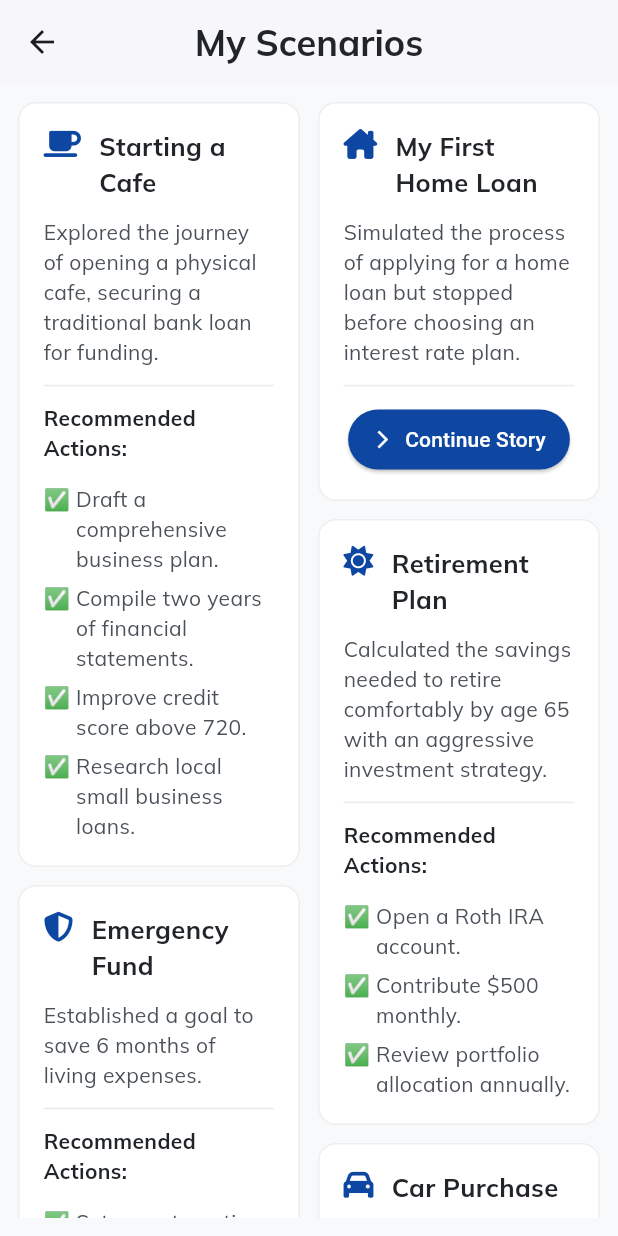
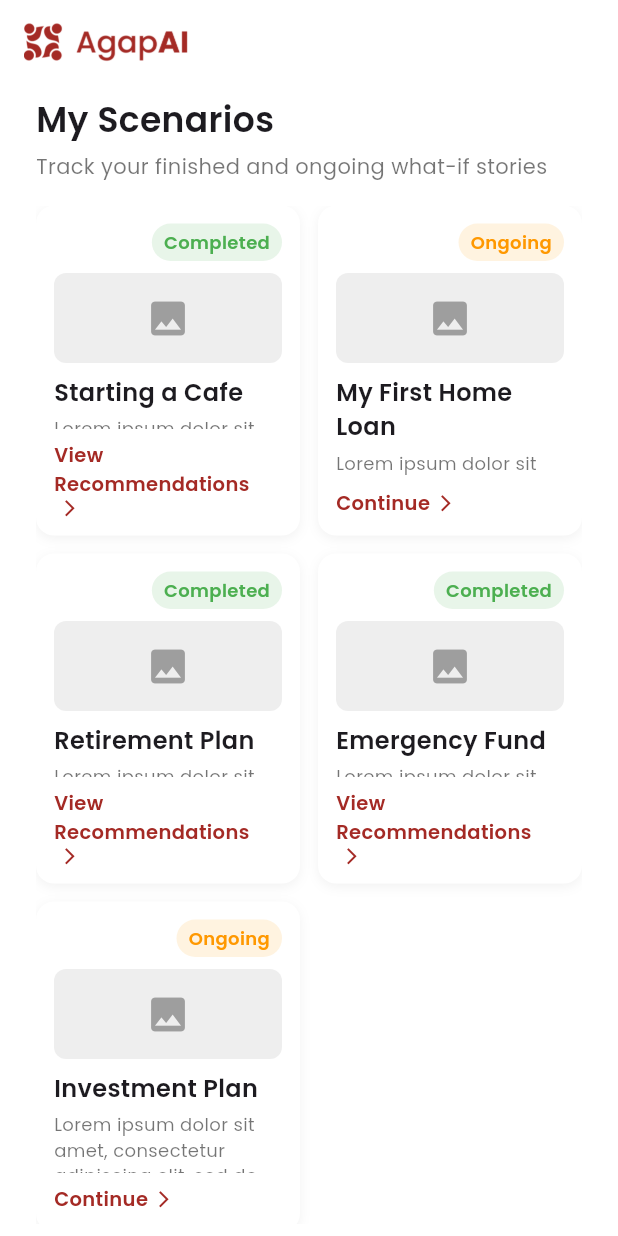
Before and after one commit to RamosQuim/BPI-Hackathon-2025-TagumpAI, a Flutter app: the HistoryPage screen opened by its route, on a phone screen of 412 x 824 dp. Run offline on Flutter 3.47's test engine with Material 3 defaults, Android fonts, the phone set to English and light mode, and no system bars; our stand-ins replace cloud_firestore, firebase_auth, firebase_core, fl_chart, font_awesome_flutter, google_fonts and 2 more; accounts and stored records are empty; project files that could hold a hidden picture were left out.

Commit message:
initial history page layout

```diff
--- a/lib/screens/history.dart
+++ b/lib/screens/history.dart
@@ -1,219 +1,213 @@
 import 'package:flutter/material.dart';
-import 'package:flutter_staggered_grid_view/flutter_staggered_grid_view.dart';
-import 'package:font_awesome_flutter/font_awesome_flutter.dart';
+import 'package:google_fonts/google_fonts.dart';
 
-// --- DATA MODEL for a single history item ---
-class HistoryItem {
-  final String title;
-  final IconData icon;
-  final String summary;
-  final List<String> recommendedActions;
-  final bool isFinished;
+class HistoryPage extends StatelessWidget {
+  const HistoryPage({super.key});
 
-  HistoryItem({
-    required this.title,
-    required this.icon,
-    required this.summary,
-    this.recommendedActions = const [],
-    this.isFinished = true,
-  });
-}
-
-// --- HISTORY PAGE WIDGET ---
-class HistoryPage extends StatelessWidget {
-  HistoryPage({super.key});
-
-  // --- DUMMY DATA ---
-  final List<HistoryItem> historyItems = [
-    HistoryItem(
-      title: "Starting a Cafe",
-      icon: FontAwesomeIcons.mugSaucer,
-      summary: "Explored the journey of opening a physical cafe, securing a traditional bank loan for funding.",
-      isFinished: true,
-      recommendedActions: [
-        "Draft a comprehensive business plan.",
-        "Compile two years of financial statements.",
-        "Improve credit score above 720.",
-        "Research local small business loans.",
-      ],
-    ),
-    HistoryItem(
-      title: "My First Home Loan",
-      icon: FontAwesomeIcons.houseChimney,
-      summary: "Simulated the process of applying for a home loan but stopped before choosing an interest rate plan.",
-      isFinished: false,
-    ),
-    HistoryItem(
-      title: "Retirement Plan",
-      icon: FontAwesomeIcons.solidSun,
-      summary: "Calculated the savings needed to retire comfortably by age 65 with an aggressive investment strategy.",
-      isFinished: true,
-      recommendedActions: [
-        "Open a Roth IRA account.",
-        "Contribute \$500 monthly.",
-        "Review portfolio allocation annually.",
-      ],
-    ),
-    HistoryItem(
-      title: "Emergency Fund",
-      icon: FontAwesomeIcons.shieldHalved,
-      summary: "Established a goal to save 6 months of living expenses.",
-      isFinished: true,
-      recommendedActions: [
-        "Set up automatic transfers to a high-yield savings account.",
-        "Reduce non-essential spending by 15%.",
-      ],
-    ),
-    HistoryItem(
-      title: "Car Purchase",
-      icon: FontAwesomeIcons.car,
-      summary: "Compared financing options for buying a new car, including dealership financing vs. a personal loan.",
-      isFinished: false,
-    ),
-  ];
+  void _showSnackbar(BuildContext context, String message) {
+    ScaffoldMessenger.of(context).showSnackBar(
+      SnackBar(
+        content: Text(message, style: GoogleFonts.poppins()),
+        duration: const Duration(seconds: 2),
+      ),
+    );
+  }
 
   @override
   Widget build(BuildContext context) {
+    final scenarios = [
+      {
+        "title": "Starting a Cafe",
+        "desc":
+            "Lorem ipsum dolor sit amet, consectetur adipiscing elit, sed do eiusmod tempor incididunt.",
+        "status": "Completed",
+        "action": "View Recommendations",
+      },
+      {
+        "title": "My First Home Loan",
+        "desc":
+            "Lorem ipsum dolor sit amet, consectetur adipiscing elit, sed do eiusmod tempor incididunt.",
+        "status": "Ongoing",
+        "action": "Continue",
+      },
+      {
+        "title": "Retirement Plan",
+        "desc":
+            "Lorem ipsum dolor sit amet, consectetur adipiscing elit, sed do eiusmod tempor incididunt.",
+        "status": "Completed",
+        "action": "View Recommendations",
+      },
+      {
+        "title": "Emergency Fund",
+        "desc":
+            "Lorem ipsum dolor sit amet, consectetur adipiscing elit, sed do eiusmod tempor incididunt.",
+        "status": "Completed",
+        "action": "View Recommendations",
+      },
+      {
+        "title": "Investment Plan",
+        "desc":
+            "Lorem ipsum dolor sit amet, consectetur adipiscing elit, sed do eiusmod tempor incididunt.",
+        "status": "Ongoing",
+        "action": "Continue",
+      },
+    ];
+
     return Scaffold(
-      backgroundColor: const Color(0xFFF8F9FA),
+      backgroundColor: Colors.white,
       appBar: AppBar(
+        elevation: 0,
+        surfaceTintColor: Colors.transparent,
         backgroundColor: Colors.white,
-        elevation: 1,
-        centerTitle: true,
-        title: const Text(
-          'My Scenarios',
-          style: TextStyle(
-            fontWeight: FontWeight.bold,
-            color: Color(0xFF212529),
-          ),
-        ),
+        automaticallyImplyLeading: false,
+        title: Image.asset('assets/images/agapai_logo.png', height: 30),
       ),
+
       body: Padding(
-        padding: const EdgeInsets.all(12.0),
-        // Using MasonryGridView for the uneven tiles effect
-        child: MasonryGridView.builder(
-          itemCount: historyItems.length,
-          gridDelegate: const SliverSimpleGridDelegateWithFixedCrossAxisCount(
-            crossAxisCount: 2,
-          ),
-          mainAxisSpacing: 12.0,
-          crossAxisSpacing: 12.0,
-          itemBuilder: (context, index) {
-            return _HistoryCard(item: historyItems[index]);
-          },
+        padding: const EdgeInsets.symmetric(horizontal: 24, vertical: 8),
+        child: Column(
+          crossAxisAlignment: CrossAxisAlignment.start,
+          children: [
+            Text(
+              "My Scenarios",
+              style: GoogleFonts.poppins(
+                fontSize: 23,
+                fontWeight: FontWeight.w600,
+              ),
+            ),
+            const SizedBox(height: 4),
+            Text(
+              "Track your finished and ongoing what-if stories",
+              style: GoogleFonts.poppins(color: Colors.black54, fontSize: 14),
+            ),
+            const SizedBox(height: 16),
+            Expanded(
+              child: GridView.builder(
+                itemCount: scenarios.length,
+                gridDelegate: const SliverGridDelegateWithFixedCrossAxisCount(
+                  crossAxisCount: 2,
+                  mainAxisSpacing: 12,
+                  crossAxisSpacing: 12,
+                  childAspectRatio: 0.8,
+                ),
+                itemBuilder: (context, index) {
+                  final item = scenarios[index];
+                  final isCompleted = item["status"] == "Completed";
+
+                  return Container(
+                    padding: const EdgeInsets.all(12),
+                    decoration: BoxDecoration(
+                      color: Colors.white,
+                      borderRadius: BorderRadius.circular(12),
+                      boxShadow: [
+                        BoxShadow(
+                          color: Colors.black12.withOpacity(0.05),
+                          blurRadius: 6,
+                          offset: const Offset(0, 2),
+                        ),
+                      ],
+                    ),
+                    child: Column(
+                      crossAxisAlignment: CrossAxisAlignment.start,
+                      children: [
+                        // Status Badge
+                        Align(
+                          alignment: Alignment.topRight,
+                          child: Container(
+                            padding: const EdgeInsets.symmetric(
+                              horizontal: 8,
+                              vertical: 4,
+                            ),
+                            decoration: BoxDecoration(
+                              color: isCompleted
+                                  ? Colors.green.shade50
+                                  : Colors.orange.shade50,
+                              borderRadius: BorderRadius.circular(20),
+                            ),
+                            child: Text(
+                              item["status"]!,
+                              style: GoogleFonts.poppins(
+                                color: isCompleted
+                                    ? Colors.green
+                                    : Colors.orange,
+                                fontWeight: FontWeight.w600,
+                                fontSize: 12,
+                              ),
+                            ),
+                          ),
+                        ),
+                        const SizedBox(height: 8),
+                        // Placeholder image
+                        Container(
+                          height: 60,
+                          width: double.infinity,
+                          decoration: BoxDecoration(
+                            color: Colors.grey.shade200,
+                            borderRadius: BorderRadius.circular(8),
+                          ),
+                          child: const Icon(
+                            Icons.image,
+                            color: Colors.grey,
+                            size: 30,
+                          ),
+                        ),
+                        const SizedBox(height: 8),
+                        // Title
+                        Text(
+                          item["title"]!,
+                          style: GoogleFonts.poppins(
+                            fontWeight: FontWeight.w600,
+                            fontSize: 16,
+                          ),
+                        ),
+                        const SizedBox(height: 4),
+                        // Description
+                        Expanded(
+                          child: Text(
+                            item["desc"]!,
+                            style: GoogleFonts.poppins(
+                              fontSize: 12,
+                              color: Colors.black54,
+                            ),
+                            overflow: TextOverflow.ellipsis,
+                            maxLines: 3,
+                          ),
+                        ),
+                        const SizedBox(height: 8),
+                        GestureDetector(
+                          onTap: () => _showSnackbar(
+                            context,
+                            "${item["action"]} - Not yet working",
+                          ),
+                          child: Wrap(
+                            crossAxisAlignment: WrapCrossAlignment.center,
+                            children: [
+                              Text(
+                                item["action"]!,
+                                style: GoogleFonts.poppins(
+                                  color: const Color(0xFFA42A25),
+                                  fontWeight: FontWeight.w600,
+                                  fontSize: 13,
+                                ),
+                              ),
+                              const SizedBox(width: 4),
+                              const Icon(
+                                Icons.arrow_forward_ios,
+                                size: 13,
+                                color: Color(0xFFA42A25),
+                              ),
+                            ],
+                          ),
+                        ),
+                      ],
+                    ),
+                  );
+                },
+              ),
+            ),
+          ],
         ),
       ),
     );
   }
 }
-
-// --- CUSTOM HISTORY CARD WIDGET ---
-class _HistoryCard extends StatelessWidget {
-  final HistoryItem item;
-  const _HistoryCard({required this.item});
-
-  @override
-  Widget build(BuildContext context) {
-    return Container(
-      padding: const EdgeInsets.all(16.0),
-      decoration: BoxDecoration(
-        color: Colors.white,
-        borderRadius: BorderRadius.circular(12),
-        border: Border.all(color: Colors.grey.shade200),
-      ),
-      child: Column(
-        crossAxisAlignment: CrossAxisAlignment.start,
-        children: [
-          // Header: Icon and Title
-          Row(
-            crossAxisAlignment: CrossAxisAlignment.start,
-            children: [
-              FaIcon(item.icon, color: const Color(0xFF0D47A1), size: 20),
-              const SizedBox(width: 12),
-              Expanded(
-                child: Text(
-                  item.title,
-                  style: const TextStyle(
-                    color: Color(0xFF212529),
-                    fontWeight: FontWeight.bold,
-                    fontSize: 17,
-                  ),
-                ),
-              ),
-            ],
-          ),
-          const SizedBox(height: 12),
-
-          // Summary Text
-          Text(
-            item.summary,
-            style: const TextStyle(
-              color: Color(0xFF495057),
-              fontSize: 14,
-              height: 1.4,
-            ),
-          ),
-          const Divider(height: 24, color: Color(0xFFE9ECEF)),
-
-          // Conditional Content: Recommendations or CTA Button
-          if (item.isFinished)
-            _buildRecommendations(item.recommendedActions)
-          else
-            _buildContinueButton(),
-        ],
-      ),
-    );
-  }
-
-  Widget _buildRecommendations(List<String> actions) {
-    return Column(
-      crossAxisAlignment: CrossAxisAlignment.start,
-      children: [
-        const Text(
-          'Recommended Actions:',
-          style: TextStyle(
-            fontWeight: FontWeight.bold,
-            color: Color(0xFF212529),
-            fontSize: 14,
-          ),
-        ),
-        const SizedBox(height: 8),
-        // Create a checklist from the actions list
-        for (String action in actions)
-          Padding(
-            padding: const EdgeInsets.only(top: 6.0),
-            child: Row(
-              crossAxisAlignment: CrossAxisAlignment.start,
-              children: [
-                const Text("✅ ", style: TextStyle(fontSize: 14)),
-                Expanded(
-                  child: Text(
-                    action,
-                    style: const TextStyle(fontSize: 14, color: Color(0xFF495057)),
-                  ),
-                ),
-              ],
-            ),
-          ),
-      ],
-    );
-  }
-
-  Widget _buildContinueButton() {
-    return Center(
-      child: ElevatedButton.icon(
-        onPressed: () {},
-        icon: const Icon(Icons.arrow_forward_ios, size: 14),
-        label: const Text('Continue Story'),
-        style: ElevatedButton.styleFrom(
-          backgroundColor: const Color(0xFF0D47A1),
-          foregroundColor: Colors.white,
-          shape: RoundedRectangleBorder(
-            borderRadius: BorderRadius.circular(30.0),
-          ),
-          padding: const EdgeInsets.symmetric(horizontal: 16, vertical: 10),
-        ),
-      ),
-    );
-  }
-}
```
